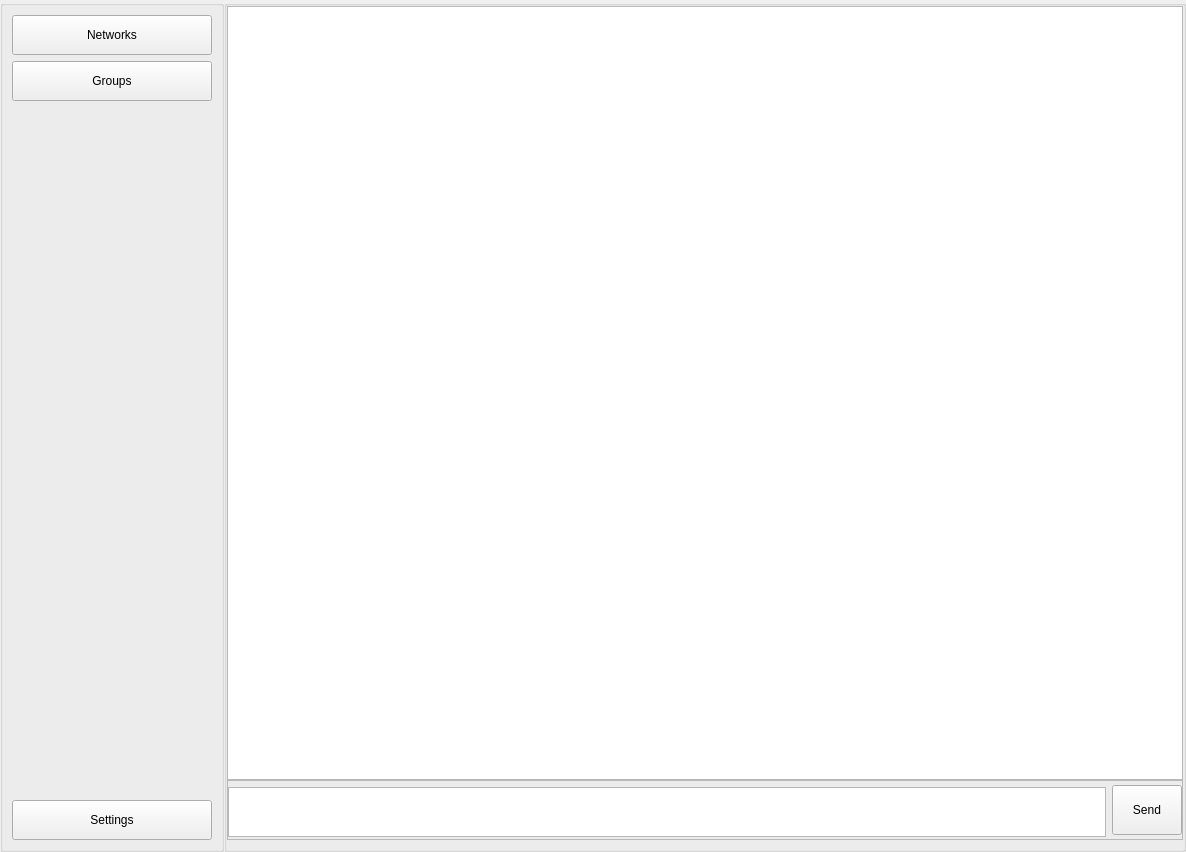
Before: the Qt Designer form ui02.ui in gsec/eZchat, drawn with Qt 5.
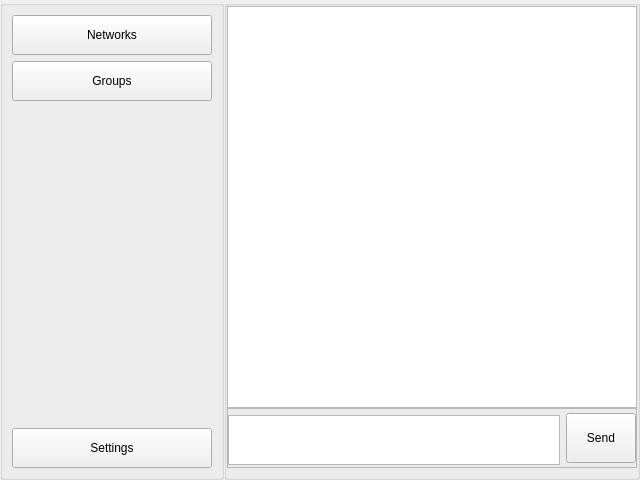
After: the same form once the commit is applied.

Commit message: Merged ezc_main. Improved code quality. Resized ui to 640/480.

Patch:
```diff
--- a/ui02.ui
+++ b/ui02.ui
@@ -6,8 +6,8 @@
    <rect>
     <x>0</x>
     <y>0</y>
-    <width>1186</width>
-    <height>852</height>
+    <width>640</width>
+    <height>480</height>
    </rect>
   </property>
   <property name="windowTitle">
```
The commit also changes 3 other files.
